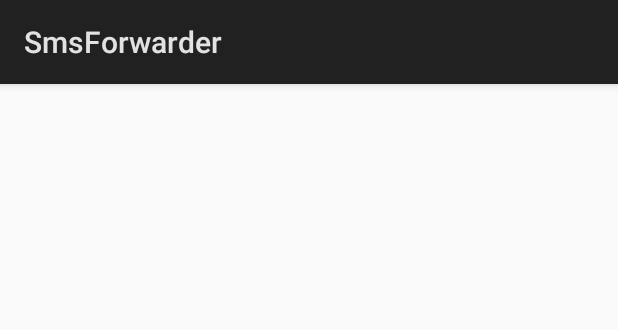
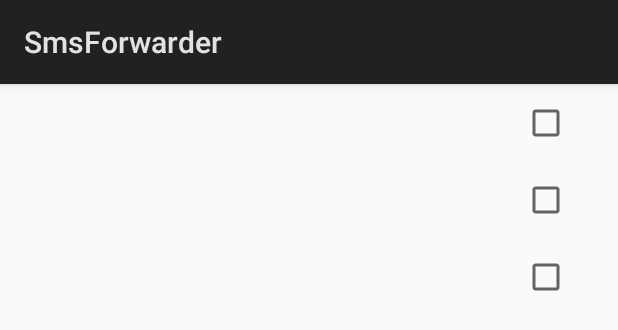
Before and after one commit to pablotp/sms_forwarder, an Android app: the layout fragment_forwardeditem_list.xml on its own in the app's theme, with its tools: preview values and no code run, on a phone screen of 412 x 824 dp. Shown: the top 330 px of the screen. Run offline under Robolectric (Android 15) with nearby library versions, the light colour scheme and no system bars.

Commit message:
Add checkbox to indicate forwarded messages

```diff
--- a/app/src/main/res/layout/fragment_forwardeditem.xml
+++ b/app/src/main/res/layout/fragment_forwardeditem.xml
@@ -1,20 +1,33 @@
 <?xml version="1.0" encoding="utf-8"?>
 <LinearLayout xmlns:android="http://schemas.android.com/apk/res/android"
-    android:layout_width="wrap_content"
+    android:layout_width="match_parent"
     android:layout_height="wrap_content"
     android:orientation="horizontal">
 
     <TextView
-        android:id="@+id/item_number"
+        android:id="@+id/sender_number"
         android:layout_width="wrap_content"
         android:layout_height="wrap_content"
         android:layout_margin="@dimen/text_margin"
-        android:textAppearance="@android:style/TextAppearance.DeviceDefault" /> <!--"?attr/textAppearanceListItem"-->
+        android:layout_weight="0"
+        android:layout_gravity="center"
+        android:textAppearance="@android:style/TextAppearance.DeviceDefault" />
 
     <TextView
         android:id="@+id/content"
-        android:layout_width="wrap_content"
+        android:layout_width="match_parent"
         android:layout_height="wrap_content"
         android:layout_margin="@dimen/text_margin"
-        android:textAppearance="@android:style/TextAppearance.DeviceDefault" /> <!--"?attr/textAppearanceListItem"--> />
+        android:layout_weight="1"
+        android:textAppearance="@android:style/TextAppearance.DeviceDefault" />
+
+    <CheckBox
+        android:id="@+id/forwarded_check"
+        android:layout_width="wrap_content"
+        android:layout_height="match_parent"
+        android:layout_margin="@dimen/checkbox_margin"
+        android:layout_weight="0"
+        android:clickable="false"
+        android:visibility="visible"
+        android:focusable="false" />
 </LinearLayout>
--- a/app/src/main/res/values/dimens.xml
+++ b/app/src/main/res/values/dimens.xml
@@ -1,4 +1,5 @@
 <?xml version="1.0" encoding="utf-8"?>
 <resources>
     <dimen name="text_margin">16dp</dimen>
+    <dimen name="checkbox_margin">16dp</dimen>
 </resources>
```
Also changed, not shown: app/src/main/java/com/pablotorregrosapaez/smsforwarder/adapter/ForwardedItemRecyclerViewAdapter.java (+17 -4 lines).
